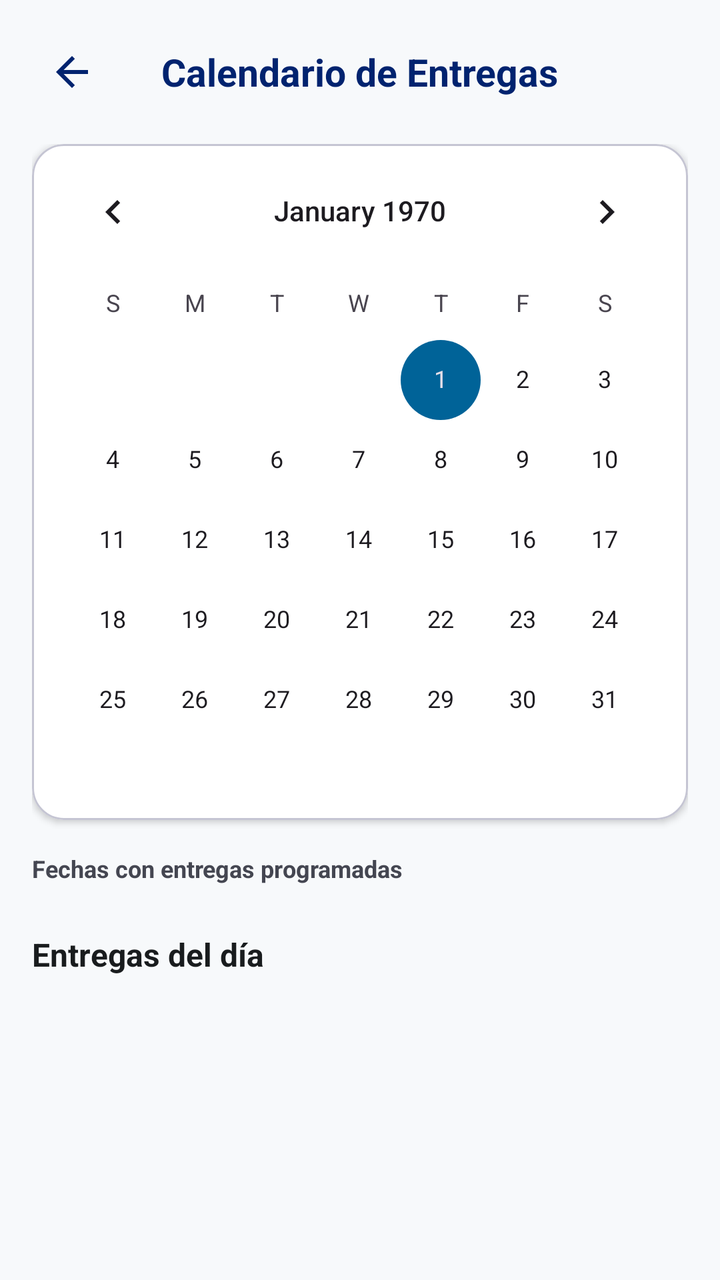
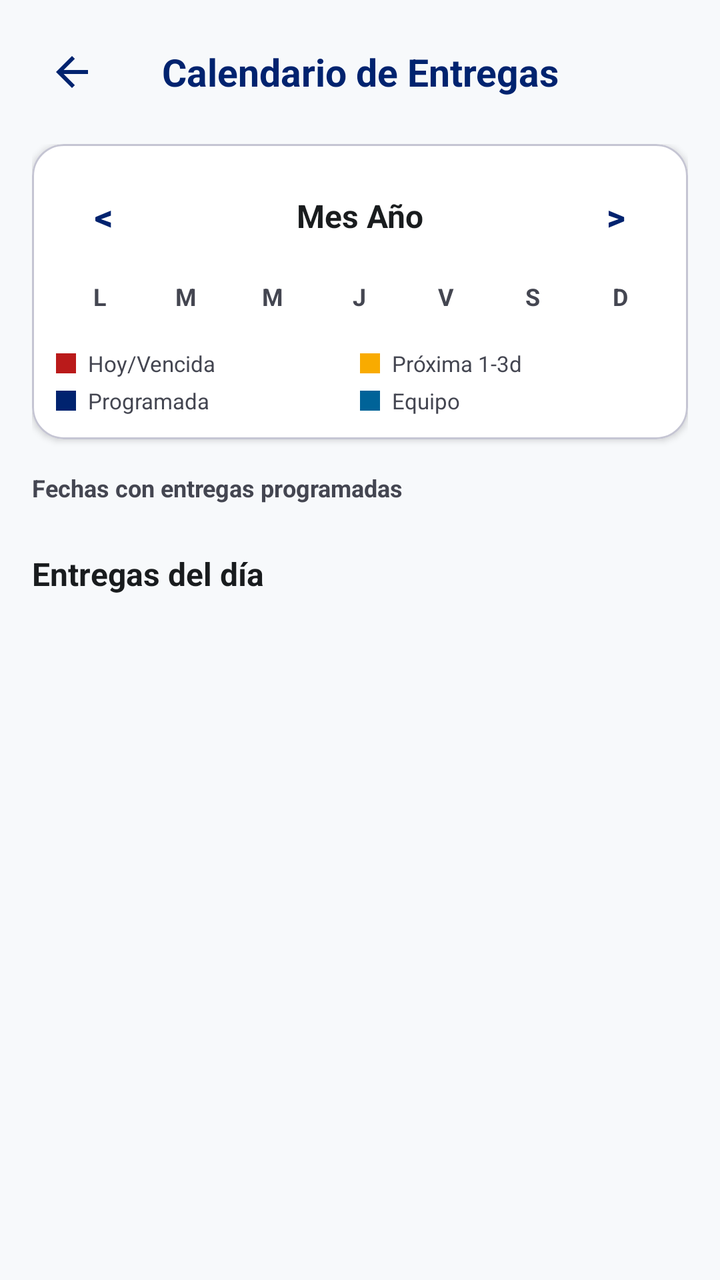

An Android layout rendered at two revisions. The XML below is the earlier revision; the diff shows what the commit changed to produce the second picture.
<!-- AndroidManifest.xml: application theme Theme.MaquetaGestia -->
<!-- res/layout/activity_frm_calendario.xml -->
<?xml version="1.0" encoding="utf-8"?>
<RelativeLayout xmlns:android="http://schemas.android.com/apk/res/android"
    xmlns:app="http://schemas.android.com/apk/res-auto"
    xmlns:tools="http://schemas.android.com/tools"
    android:id="@+id/main"
    android:layout_width="match_parent"
    android:layout_height="match_parent"
    android:background="@color/background"
    tools:context=".vista.frm_calendario">

    
    <RelativeLayout
        android:id="@+id/headerCalendario"
        android:layout_width="match_parent"
        android:layout_height="wrap_content"
        android:padding="16dp">

        <ImageButton
            android:id="@+id/btnVolverCalendario"
            android:layout_width="40dp"
            android:layout_height="40dp"
            android:layout_alignParentStart="true"
            android:layout_centerVertical="true"
            android:background="?attr/selectableItemBackgroundBorderless"
            android:contentDescription="Volver"
            android:onClick="volverDesdeCalendario"
            android:src="@drawable/arrow_back_24dp_e3e3e3_fill0_wght400_grad0_opsz24"
            app:tint="@color/primary" />

        <TextView
            android:id="@+id/lblTituloCalendario"
            android:layout_width="wrap_content"
            android:layout_height="wrap_content"
            android:layout_centerInParent="true"
            android:text="Calendario de Entregas"
            android:textColor="@color/primary"
            android:textSize="19sp"
            android:textStyle="bold" />
    </RelativeLayout>

    <ScrollView
        android:layout_width="match_parent"
        android:layout_height="match_parent"
        android:layout_below="@id/headerCalendario"
        android:fillViewport="true">

        <LinearLayout
            android:layout_width="match_parent"
            android:layout_height="wrap_content"
            android:orientation="vertical"
            android:paddingHorizontal="16dp"
            android:paddingBottom="24dp">

            <com.google.android.material.card.MaterialCardView
                android:layout_width="match_parent"
                android:layout_height="wrap_content"
                app:cardBackgroundColor="@color/surface_container_lowest"
                app:cardCornerRadius="16dp"
                app:cardElevation="2dp"
                app:strokeColor="@color/outline_variant">

                <CalendarView
                    android:id="@+id/calendarViewEntregas"
                    android:layout_width="match_parent"
                    android:layout_height="wrap_content" />
            </com.google.android.material.card.MaterialCardView>

            <TextView
                android:layout_width="wrap_content"
                android:layout_height="wrap_content"
                android:layout_marginTop="16dp"
                android:text="Fechas con entregas programadas"
                android:textColor="@color/on_surface_variant"
                android:textSize="12sp"
                android:textStyle="bold" />

            <HorizontalScrollView
                android:layout_width="match_parent"
                android:layout_height="wrap_content"
                android:layout_marginTop="6dp"
                android:scrollbars="none">

                <LinearLayout
                    android:id="@+id/containerChipsFechas"
                    android:layout_width="wrap_content"
                    android:layout_height="wrap_content"
                    android:orientation="horizontal" />
            </HorizontalScrollView>

            <TextView
                android:id="@+id/lblFechaSeleccionadaCalendario"
                android:layout_width="wrap_content"
                android:layout_height="wrap_content"
                android:layout_marginTop="18dp"
                android:text="Entregas del día"
                android:textColor="@color/on_surface"
                android:textSize="16sp"
                android:textStyle="bold" />

            <TextView
                android:id="@+id/tvSinTareasCalendario"
                android:layout_width="match_parent"
                android:layout_height="wrap_content"
                android:layout_marginTop="12dp"
                android:gravity="center"
                android:padding="20dp"
                android:text="No hay tareas programadas para esta fecha"
                android:textColor="@color/on_surface_variant"
                android:textSize="13sp"
                android:visibility="gone" />

            <androidx.recyclerview.widget.RecyclerView
                android:id="@+id/rcvTareasCalendario"
                android:layout_width="match_parent"
                android:layout_height="wrap_content"
                android:layout_marginTop="8dp"
                android:nestedScrollingEnabled="false"
                tools:listitem="@layout/item_tarea" />

        </LinearLayout>
    </ScrollView>

</RelativeLayout>
<!-- res/layout/item_tarea.xml (included above) -->
<?xml version="1.0" encoding="utf-8"?>
<com.google.android.material.card.MaterialCardView xmlns:android="http://schemas.android.com/apk/res/android"
    xmlns:app="http://schemas.android.com/apk/res-auto"
    android:id="@+id/cardTarea"
    android:layout_width="match_parent"
    android:layout_height="wrap_content"
    android:layout_marginBottom="12dp"
    android:clickable="true"
    android:focusable="true"
    app:cardBackgroundColor="@color/surface_container_lowest"
    app:cardCornerRadius="12dp"
    app:cardElevation="2dp"
    app:strokeColor="@color/outline_variant">

    <RelativeLayout
        android:layout_width="match_parent"
        android:layout_height="wrap_content"
        android:padding="16dp">

        <LinearLayout
            android:layout_width="match_parent"
            android:layout_height="wrap_content"
            android:layout_alignParentStart="true"
            android:layout_toStartOf="@id/containerAccion"
            android:orientation="vertical">

            <TextView
                android:id="@+id/lblTituloTarea"
                android:layout_width="wrap_content"
                android:layout_height="wrap_content"
                android:text="Título de la tarea"
                android:textColor="@color/on_surface"
                android:textSize="15sp"
                android:textStyle="bold" />

            <TextView
                android:id="@+id/lblInstruccionesTarea"
                android:layout_width="wrap_content"
                android:layout_height="wrap_content"
                android:layout_marginTop="4dp"
                android:ellipsize="end"
                android:maxLines="2"
                android:text="Instrucciones o detalles de la tarea..."
                android:textColor="@color/on_surface_variant"
                android:textSize="12sp" />

            <LinearLayout
                android:layout_width="wrap_content"
                android:layout_height="wrap_content"
                android:layout_marginTop="8dp"
                android:gravity="center_vertical"
                android:orientation="horizontal">

                <TextView
                    android:id="@+id/lblPrioridadTarea"
                    android:layout_width="wrap_content"
                    android:layout_height="wrap_content"
                    android:background="@color/error_container"
                    android:paddingStart="8dp"
                    android:paddingTop="2dp"
                    android:paddingEnd="8dp"
                    android:paddingBottom="2dp"
                    android:text="URGENTE"
                    android:textColor="@color/error"
                    android:textSize="10sp"
                    android:textStyle="bold" />

                <TextView
                    android:id="@+id/lblFechaLimiteTarea"
                    android:layout_width="wrap_content"
                    android:layout_height="wrap_content"
                    android:layout_marginStart="12dp"
                    android:text="Límite: 15 Oct"
                    android:textColor="@color/outline"
                    android:textSize="11sp" />
            </LinearLayout>

            <TextView
                android:id="@+id/lblResponsableTarea"
                android:layout_width="wrap_content"
                android:layout_height="wrap_content"
                android:layout_marginTop="6dp"
                android:text="Responsable: Sin asignar"
                android:textColor="@color/on_surface_variant"
                android:textSize="12sp" />

            
            <LinearLayout
                android:id="@+id/layoutProgresoSubtareas"
                android:layout_width="match_parent"
                android:layout_height="wrap_content"
                android:layout_marginTop="6dp"
                android:gravity="center_vertical"
                android:orientation="horizontal"
                android:visibility="gone">

                <ProgressBar
                    android:id="@+id/progressSubtareas"
                    style="?android:attr/progressBarStyleHorizontal"
                    android:layout_width="0dp"
                    android:layout_height="6dp"
                    android:layout_weight="1"
                    android:max="100"
                    android:progress="0"
                    android:progressTint="@color/primary" />

                <TextView
                    android:id="@+id/lblSubtareasResumen"
                    android:layout_width="wrap_content"
                    android:layout_height="wrap_content"
                    android:layout_marginStart="8dp"
                    android:text="0/0"
                    android:textColor="@color/on_surface_variant"
                    android:textSize="11sp"
                    android:textStyle="bold" />
            </LinearLayout>

        </LinearLayout>

        
        <LinearLayout
            android:id="@+id/containerAccion"
            android:layout_width="wrap_content"
            android:layout_height="wrap_content"
            android:layout_alignParentEnd="true"
            android:layout_centerVertical="true"
            android:orientation="vertical">

            <ImageButton
                android:id="@+id/btnCambiarEstado"
                android:layout_width="36dp"
                android:layout_height="36dp"
                android:background="?attr/selectableItemBackgroundBorderless"
                android:contentDescription="Cambiar estado"
                android:src="@drawable/ic_check_circle"
                app:tint="@color/outline" />
        </LinearLayout>

    </RelativeLayout>

</com.google.android.material.card.MaterialCardView>
<!-- resources referenced by this layout -->
<resources>
  <color name="background">#F7F9FB</color>
  <color name="error">#BA1A1A</color>
  <color name="error_container">#FFDAD6</color>
  <color name="on_surface">#191C1E</color>
  <color name="on_surface_variant">#444651</color>
  <color name="outline">#757682</color>
  <color name="outline_variant">#C5C5D3</color>
  <color name="primary">#00236F</color>
  <color name="surface_container_lowest">#FFFFFF</color>
  <!-- drawable arrow_back_24dp_e3e3e3_fill0_wght400_grad0_opsz24 (drawable) -->
  <vector xmlns:android="http://schemas.android.com/apk/res/android"
      android:width="24dp"
      android:height="24dp"
      android:viewportWidth="960"
      android:viewportHeight="960">
    <path
        android:pathData="m313,520 l224,224 -57,56 -320,-320 320,-320 57,56 -224,224h487v80L313,520Z"
        android:fillColor="#e3e3e3"/>
  </vector>
  <!-- drawable ic_check_circle (drawable) -->
  <vector xmlns:android="http://schemas.android.com/apk/res/android"
      android:width="24dp"
      android:height="24dp"
      android:viewportWidth="24"
      android:viewportHeight="24">
      <path
          android:fillColor="@color/success_green"
          android:pathData="M12,2C6.48,2 2,6.48 2,12s4.48,10 10,10 10,-4.48 10,-10S17.52,2 12,2zM10,17l-5,-5 1.41,-1.41L10,14.17l7.59,-7.59L19,8l-9,9z"/>
  </vector>
  <style name="Theme.MaquetaGestia" parent="Base.Theme.MaquetaGestia" />
  <color name="success_green">#1E8E3E</color>
  <style name="Base.Theme.MaquetaGestia" parent="Theme.Material3.DayNight.NoActionBar">
          
          <item name="colorPrimary">@color/primary</item>
          <item name="colorOnPrimary">@color/on_primary</item>
          <item name="colorPrimaryContainer">@color/primary_container</item>
          <item name="colorOnPrimaryContainer">@color/on_primary_container</item>
  
          
          <item name="colorSecondary">@color/secondary</item>
          <item name="colorOnSecondary">@color/on_secondary</item>
          <item name="colorSecondaryContainer">@color/secondary_container</item>
  
          
          <item name="android:colorBackground">@color/background</item>
          <item name="colorSurface">@color/surface</item>
          <item name="colorOnSurface">@color/on_surface</item>
          <item name="colorOnSurfaceVariant">@color/on_surface_variant</item>
  
          
          <item name="colorOutline">@color/outline</item>
          <item name="colorOutlineVariant">@color/outline_variant</item>
          <item name="colorError">@color/error</item>
          <item name="colorErrorContainer">@color/error_container</item>
          <item name="colorOnError">@color/on_error</item>
      </style>
  <color name="on_primary">#FFFFFF</color>
  <color name="primary_container">#1E3A8A</color>
  <color name="on_primary_container">#90A8FF</color>
  <color name="secondary">#006398</color>
  <color name="on_secondary">#FFFFFF</color>
  <color name="secondary_container">#5BB8FE</color>
  <color name="surface">#F7F9FB</color>
  <color name="on_error">#FFFFFF</color>
</resources>

<!-- the commit's change to res/layout/activity_frm_calendario.xml (unified diff, before → after) -->
@@ -29,19 +29,26 @@
 
         <TextView
             android:id="@+id/lblTituloCalendario"
-            android:layout_width="wrap_content"
+            android:layout_width="match_parent"
             android:layout_height="wrap_content"
-            android:layout_centerInParent="true"
+            android:layout_centerVertical="true"
+            android:layout_marginStart="8dp"
+            android:layout_marginEnd="48dp"
+            android:layout_toEndOf="@id/btnVolverCalendario"
+            android:ellipsize="end"
+            android:gravity="center"
+            android:maxLines="1"
             android:text="Calendario de Entregas"
             android:textColor="@color/primary"
             android:textSize="19sp"
             android:textStyle="bold" />
     </RelativeLayout>
 
-    <ScrollView
+    <androidx.core.widget.NestedScrollView
         android:layout_width="match_parent"
         android:layout_height="match_parent"
         android:layout_below="@id/headerCalendario"
+        android:clipToPadding="false"
         android:fillViewport="true">
 
         <LinearLayout
@@ -59,10 +66,266 @@
                 app:cardElevation="2dp"
                 app:strokeColor="@color/outline_variant">
 
-                <CalendarView
-                    android:id="@+id/calendarViewEntregas"
+                <LinearLayout
                     android:layout_width="match_parent"
-                    android:layout_height="wrap_content" />
+                    android:layout_height="wrap_content"
+                    android:orientation="vertical"
+                    android:padding="12dp">
+
+                    
+                    <LinearLayout
+                        android:layout_width="match_parent"
+                        android:layout_height="wrap_content"
+                        android:gravity="center_vertical"
+                        android:orientation="horizontal">
+
+                        <com.google.android.material.button.MaterialButton
+                            android:id="@+id/btnMesAnterior"
+                            style="@style/Widget.MaterialComponents.Button.TextButton"
+                            android:layout_width="wrap_content"
+                            android:layout_height="wrap_content"
+                            android:contentDescription="Mes anterior"
+                            android:minWidth="48dp"
+                            android:minHeight="48dp"
+                            android:text="&lt;"
+                            android:textColor="@color/primary"
+                            android:textSize="18sp"
+                            android:textStyle="bold" />
+
+                        <TextView
+                            android:id="@+id/lblMesAnioCalendario"
+                            android:layout_width="0dp"
+                            android:layout_height="wrap_content"
+                            android:layout_weight="1"
+                            android:ellipsize="end"
+                            android:gravity="center"
+                            android:maxLines="1"
+                            android:text="Mes Año"
+                            android:textColor="@color/on_surface"
+                            android:textSize="16sp"
+                            android:textStyle="bold" />
+
+                        <com.google.android.material.button.MaterialButton
+                            android:id="@+id/btnMesSiguiente"
+                            style="@style/Widget.MaterialComponents.Button.TextButton"
+                            android:layout_width="wrap_content"
+                            android:layout_height="wrap_content"
+                            android:contentDescription="Mes siguiente"
+                            android:minWidth="48dp"
+                            android:minHeight="48dp"
+                            android:text="&gt;"
+                            android:textColor="@color/primary"
+                            android:textSize="18sp"
+                            android:textStyle="bold" />
+                    </LinearLayout>
+
+                    
+                    <LinearLayout
+                        android:layout_width="match_parent"
+                        android:layout_height="wrap_content"
+                        android:layout_marginTop="4dp"
+                        android:orientation="horizontal">
+
+                        <TextView
+                            android:layout_width="0dp"
+                            android:layout_height="wrap_content"
+                            android:layout_weight="1"
+                            android:gravity="center"
+                            android:paddingVertical="4dp"
+                            android:text="L"
+                            android:textColor="@color/on_surface_variant"
+                            android:textSize="12sp"
+                            android:textStyle="bold" />
+
+                        <TextView
+                            android:layout_width="0dp"
+                            android:layout_height="wrap_content"
+                            android:layout_weight="1"
+                            android:gravity="center"
+                            android:paddingVertical="4dp"
+                            android:text="M"
+                            android:textColor="@color/on_surface_variant"
+                            android:textSize="12sp"
+                            android:textStyle="bold" />
+
+                        <TextView
+                            android:layout_width="0dp"
+                            android:layout_height="wrap_content"
+                            android:layout_weight="1"
+                            android:gravity="center"
+                            android:paddingVertical="4dp"
+                            android:text="M"
+                            android:textColor="@color/on_surface_variant"
+                            android:textSize="12sp"
+                            android:textStyle="bold" />
+
+                        <TextView
+                            android:layout_width="0dp"
+                            android:layout_height="wrap_content"
+                            android:layout_weight="1"
+                            android:gravity="center"
+                            android:paddingVertical="4dp"
+                            android:text="J"
+                            android:textColor="@color/on_surface_variant"
+                            android:textSize="12sp"
+                            android:textStyle="bold" />
+
+                        <TextView
+                            android:layout_width="0dp"
+                            android:layout_height="wrap_content"
+                            android:layout_weight="1"
+                            android:gravity="center"
+                            android:paddingVertical="4dp"
+                            android:text="V"
+                            android:textColor="@color/on_surface_variant"
+                            android:textSize="12sp"
+                            android:textStyle="bold" />
+
+                        <TextView
+                            android:layout_width="0dp"
+                            android:layout_height="wrap_content"
+                            android:layout_weight="1"
+                            android:gravity="center"
+                            android:paddingVertical="4dp"
+                            android:text="S"
+                            android:textColor="@color/on_surface_variant"
+                            android:textSize="12sp"
+                            android:textStyle="bold" />
+
+                        <TextView
+                            android:layout_width="0dp"
+                            android:layout_height="wrap_content"
+                            android:layout_weight="1"
+                            android:gravity="center"
+                            android:paddingVertical="4dp"
+                            android:text="D"
+                            android:textColor="@color/on_surface_variant"
+                            android:textSize="12sp"
+                            android:textStyle="bold" />
+                    </LinearLayout>
+
+                    
+                    <androidx.recyclerview.widget.RecyclerView
+                        android:id="@+id/rcvCuadriculaCalendario"
+                        android:layout_width="match_parent"
+                        android:layout_height="wrap_content"
+                        android:layout_marginTop="4dp"
+                        android:nestedScrollingEnabled="false" />
+
+                    
+                    <LinearLayout
+                        android:layout_width="match_parent"
+                        android:layout_height="wrap_content"
+                        android:layout_marginTop="10dp"
+                        android:orientation="vertical">
+
+                        <LinearLayout
+                            android:layout_width="match_parent"
+                            android:layout_height="wrap_content"
+                            android:orientation="horizontal">
+
+                            <LinearLayout
+                                android:layout_width="0dp"
+                                android:layout_height="wrap_content"
+                                android:layout_weight="1"
+                                android:gravity="center_vertical"
+                                android:orientation="horizontal">
+
+                                <View
+                                    android:layout_width="10dp"
+                                    android:layout_height="10dp"
+                                    android:background="@color/error" />
+
+                                <TextView
+                                    android:layout_width="wrap_content"
+                                    android:layout_height="wrap_content"
+                                    android:layout_marginStart="6dp"
+                                    android:ellipsize="end"
+                                    android:maxLines="1"
+                                    android:text="Hoy/Vencida"
+                                    android:textColor="@color/on_surface_variant"
+                                    android:textSize="11sp" />
+                            </LinearLayout>
+
+                            <LinearLayout
+                                android:layout_width="0dp"
+                                android:layout_height="wrap_content"
+                                android:layout_weight="1"
+                                android:gravity="center_vertical"
+                                android:orientation="horizontal">
+
+                                <View
+                                    android:layout_width="10dp"
+                                    android:layout_height="10dp"
+                                    android:background="@color/warning_amber" />
+
+                                <TextView
+                                    android:layout_width="wrap_content"
+                                    android:layout_height="wrap_content"
+                                    android:layout_marginStart="6dp"
+                                    android:ellipsize="end"
+                                    android:maxLines="1"
+                                    android:text="Próxima 1-3d"
+                                    android:textColor="@color/on_surface_variant"
+                                    android:textSize="11sp" />
+                            </LinearLayout>
+                        </LinearLayout>
+
+                        <LinearLayout
+                            android:layout_width="match_parent"
+                            android:layout_height="wrap_content"
+                            android:layout_marginTop="4dp"
+                            android:orientation="horizontal">
+
+                            <LinearLayout
+                                android:layout_width="0dp"
+                                android:layout_height="wrap_content"
+                                android:layout_weight="1"
+                                android:gravity="center_vertical"
+                                android:orientation="horizontal">
+
+                                <View
+                                    android:layout_width="10dp"
+                                    android:layout_height="10dp"
+                                    android:background="@color/primary" />
+
+                                <TextView
+                                    android:layout_width="wrap_content"
+                                    android:layout_height="wrap_content"
+                                    android:layout_marginStart="6dp"
+                                    android:ellipsize="end"
+                                    android:maxLines="1"
+                                    android:text="Programada"
+                                    android:textColor="@color/on_surface_variant"
+                                    android:textSize="11sp" />
+                            </LinearLayout>
+
+                            <LinearLayout
+                                android:layout_width="0dp"
+                                android:layout_height="wrap_content"
+                                android:layout_weight="1"
+                                android:gravity="center_vertical"
+                                android:orientation="horizontal">
+
+                                <View
+                                    android:layout_width="10dp"
+                                    android:layout_height="10dp"
+                                    android:background="@color/secondary" />
+
+                                <TextView
+                                    android:layout_width="wrap_content"
+                                    android:layout_height="wrap_content"
+                                    android:layout_marginStart="6dp"
+                                    android:ellipsize="end"
+                                    android:maxLines="1"
+                                    android:text="Equipo"
+                                    android:textColor="@color/on_surface_variant"
+                                    android:textSize="11sp" />
+                            </LinearLayout>
+                        </LinearLayout>
+                    </LinearLayout>
+
+                </LinearLayout>
             </com.google.android.material.card.MaterialCardView>
 
             <TextView
@@ -78,6 +341,7 @@
                 android:layout_width="match_parent"
                 android:layout_height="wrap_content"
                 android:layout_marginTop="6dp"
+                android:clipToPadding="false"
                 android:scrollbars="none">
 
                 <LinearLayout
@@ -118,7 +382,7 @@
                 tools:listitem="@layout/item_tarea" />
 
         </LinearLayout>
-    </ScrollView>
+    </androidx.core.widget.NestedScrollView>
 
 </RelativeLayout>
 <!-- res/layout/item_tarea.xml (included above) -->
@@ -145,13 +409,16 @@
             android:layout_width="match_parent"
             android:layout_height="wrap_content"
             android:layout_alignParentStart="true"
+            android:layout_marginEnd="8dp"
             android:layout_toStartOf="@id/containerAccion"
             android:orientation="vertical">
 
             <TextView
                 android:id="@+id/lblTituloTarea"
-                android:layout_width="wrap_content"
-                android:layout_height="wrap_content"
+                android:layout_width="match_parent"
+                android:layout_height="wrap_content"
+                android:ellipsize="end"
+                android:maxLines="2"
                 android:text="Título de la tarea"
                 android:textColor="@color/on_surface"
                 android:textSize="15sp"
@@ -159,7 +426,7 @@
 
             <TextView
                 android:id="@+id/lblInstruccionesTarea"
-                android:layout_width="wrap_content"
+                android:layout_width="match_parent"
                 android:layout_height="wrap_content"
                 android:layout_marginTop="4dp"
                 android:ellipsize="end"
@@ -169,7 +436,7 @@
                 android:textSize="12sp" />
 
             <LinearLayout
-                android:layout_width="wrap_content"
+                android:layout_width="match_parent"
                 android:layout_height="wrap_content"
                 android:layout_marginTop="8dp"
                 android:gravity="center_vertical"
@@ -180,6 +447,7 @@
                     android:layout_width="wrap_content"
                     android:layout_height="wrap_content"
                     android:background="@color/error_container"
+                    android:maxLines="1"
                     android:paddingStart="8dp"
                     android:paddingTop="2dp"
                     android:paddingEnd="8dp"
@@ -191,9 +459,12 @@
 
                 <TextView
                     android:id="@+id/lblFechaLimiteTarea"
-                    android:layout_width="wrap_content"
+                    android:layout_width="0dp"
                     android:layout_height="wrap_content"
                     android:layout_marginStart="12dp"
+                    android:layout_weight="1"
+                    android:ellipsize="end"
+                    android:maxLines="1"
                     android:text="Límite: 15 Oct"
                     android:textColor="@color/outline"
                     android:textSize="11sp" />
@@ -201,9 +472,11 @@
 
             <TextView
                 android:id="@+id/lblResponsableTarea"
-                android:layout_width="wrap_content"
+                android:layout_width="match_parent"
                 android:layout_height="wrap_content"
                 android:layout_marginTop="6dp"
+                android:ellipsize="end"
+                android:maxLines="1"
                 android:text="Responsable: Sin asignar"
                 android:textColor="@color/on_surface_variant"
                 android:textSize="12sp" />
@@ -252,8 +525,8 @@
 
             <ImageButton
                 android:id="@+id/btnCambiarEstado"
-                android:layout_width="36dp"
-                android:layout_height="36dp"
+                android:layout_width="44dp"
+                android:layout_height="44dp"
                 android:background="?attr/selectableItemBackgroundBorderless"
                 android:contentDescription="Cambiar estado"
                 android:src="@drawable/ic_check_circle"
<!-- resource entries referenced after the edit -->
@@ -9,6 +9,7 @@
   <color name="outline_variant">#C5C5D3</color>
   <color name="primary">#00236F</color>
   <color name="surface_container_lowest">#FFFFFF</color>
+  <color name="warning_amber">#F9AB00</color>
   <!-- drawable arrow_back_24dp_e3e3e3_fill0_wght400_grad0_opsz24 (drawable) -->
   <vector xmlns:android="http://schemas.android.com/apk/res/android"
       android:width="24dp"
